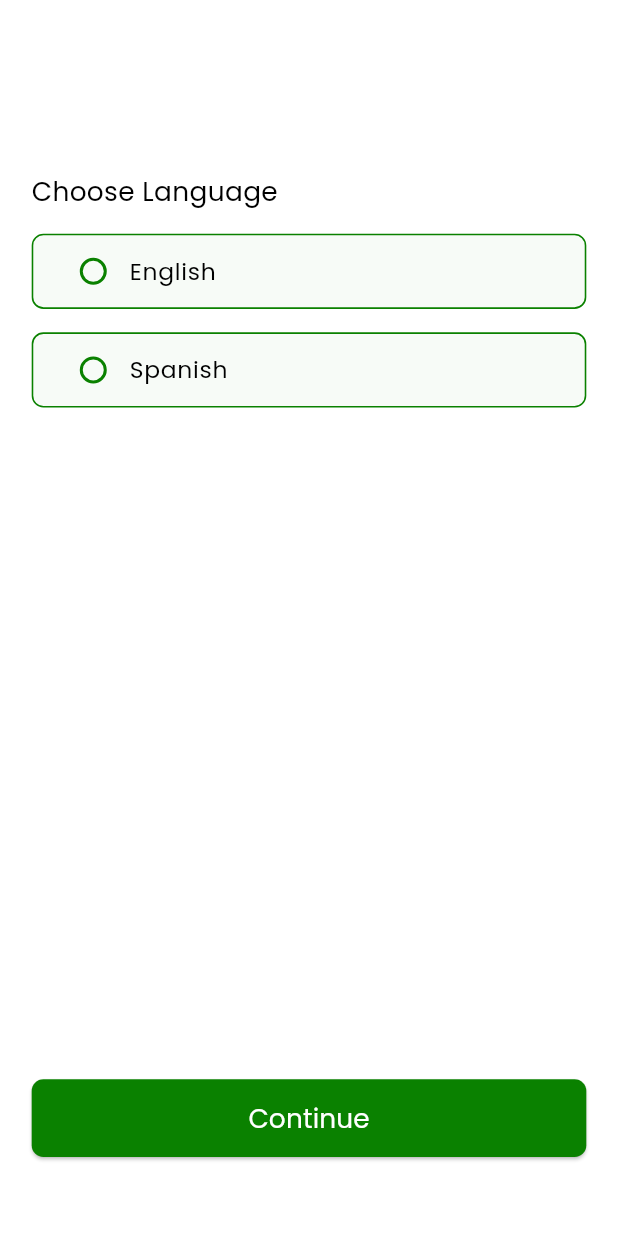
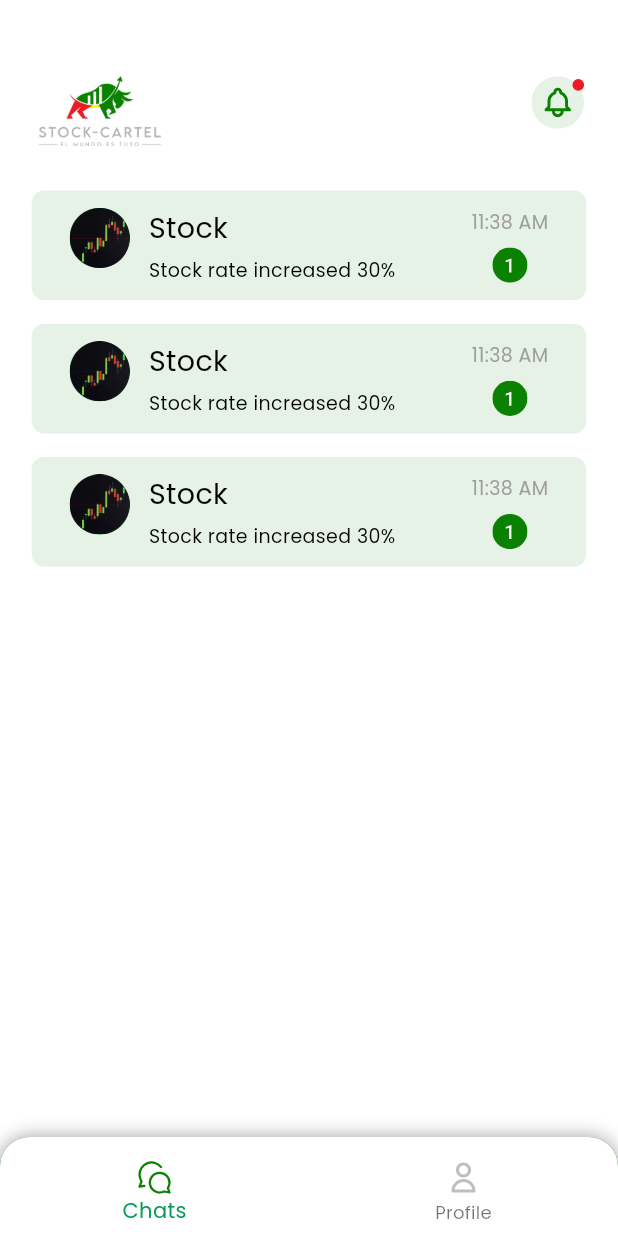
Before and after one commit to bdCalling-Sdt-hub/Stock-Cartel, a Flutter app: the screen it shows after launch, on a phone screen of 412 x 824 dp. Run offline on Flutter 3.47's test engine with Material 3 defaults, Android fonts, the light colour scheme and no system bars; our stand-ins replace cached_network_image, flutter_screenutil, flutter_spinkit, flutter_svg, get, image_picker and 2 more.

Commit message:
Home Screen Done

```diff
--- a/lib/main.dart
+++ b/lib/main.dart
@@ -44,7 +44,7 @@
                     AppConstants.languages[0].countryCode),
                 transitionDuration: const Duration(milliseconds: 500),
                 getPages: AppRoutes.routes,
-                initialRoute: AppRoutes.languageScreen,
+                initialRoute: AppRoutes.homeScreen,
               );
             });
       });
--- a/lib/routes/app_routes.dart
+++ b/lib/routes/app_routes.dart
@@ -6,6 +6,7 @@ import '../views/screens/auth/forgotPassword/forgot_password_screen.dart';
 import '../views/screens/auth/logInScreen/log_in_screen.dart';
 import '../views/screens/auth/setNewPassword/set_new_password_screen.dart';
 import '../views/screens/auth/verifyNumber/verify_number_screen.dart';
+import '../views/screens/homeScreen/home_screen.dart';
 import '../views/screens/onboardingScreen/onboarding_screen.dart';
 import '../views/screens/splashScreen/splash_screen.dart';
 import '../views/screens/subscriptionScreen/subscription_screen.dart';
@@ -21,6 +22,7 @@ class AppRoutes{
   static const String setNewPasswordScreen = "/set_new_password_screen.dart";
   static const String createAccountScreen = "/create_account_screen.dart";
   static const String subscriptionScreen = "/subscription_screen.dart";
+  static const String homeScreen = "/home_screen.dart";
 
   static List<GetPage> get routes => [
   GetPage(name: splashScreen, page: () => SplashScreen()),
@@ -33,5 +35,6 @@ class AppRoutes{
   GetPage(name: setNewPasswordScreen , page: () => SetNewPasswordScreen()),
   GetPage(name: createAccountScreen , page: () => CreateAccountScreen()),
   GetPage(name: subscriptionScreen , page: () => SubscriptionScreen()),
+  GetPage(name: homeScreen , page: () => HomeScreen()),
   ];
 }
--- a/lib/utils/app_icons.dart
+++ b/lib/utils/app_icons.dart
@@ -19,4 +19,9 @@ class AppIcons{
   static const String privacyPolicy = "$basePath/shield-check.svg";
   static const String person = "$basePath/user.svg";
   static const String editCam = "$basePath/editCam.svg";
+  static const String chat = "$basePath/chat.svg";
+  static const String notifications = "$basePath/notifications.svg";
+  static const String counter = "$basePath/Counter.svg";
+
+
 }
--- a/lib/utils/app_images.dart
+++ b/lib/utils/app_images.dart
@@ -3,4 +3,5 @@ class AppImages{
   static const String appLogo = "$basePath/appLogo.png";
   static const String onboardingBg = "$basePath/onboardingBg.png";
   static const String person = "$basePath/person.png";
+  static const String stock = "$basePath/stock.png";
 }
--- /dev/null
+++ b/lib/views/screens/homeScreen/home_screen.dart
@@ -0,0 +1,121 @@
+import 'package:flutter/cupertino.dart';
+import 'package:flutter/material.dart';
+import 'package:flutter/widgets.dart';
+import 'package:flutter_screenutil/flutter_screenutil.dart';
+import 'package:flutter_svg/flutter_svg.dart';
+import 'package:get/get.dart';
+import 'package:stock_cartel/views/widgets/custom_text.dart';
+import '../../../routes/app_routes.dart';
+import '../../../utils/app_colors.dart';
+import '../../../utils/app_icons.dart';
+import '../../../utils/app_images.dart';
+import '../../widgets/bottom_menu..dart';
+
+class HomeScreen extends StatelessWidget {
+  const HomeScreen({super.key});
+
+  @override
+  Widget build(BuildContext context) {
+    return Scaffold(
+      bottomNavigationBar: BottomMenu(0),
+      body: Padding(
+        padding: EdgeInsets.symmetric(horizontal: 20.w),
+        child: Column(
+          crossAxisAlignment: CrossAxisAlignment.start,
+          children: [
+            //====================================> Logo With Notification <==========================
+            SizedBox(height: 52.h),
+            Row(
+              crossAxisAlignment: CrossAxisAlignment.start,
+              mainAxisAlignment: MainAxisAlignment.spaceBetween,
+              children: [
+                Image.asset(
+                  AppImages.appLogo,
+                  width: 86.w,
+                  height: 48.h,
+                ),
+                GestureDetector(
+                    onTap: () {
+                      //Get.toNamed(AppRoutes.notificationScreen);
+                    },
+                    child: SvgPicture.asset(AppIcons.notifications,
+                        width: 36.w, height: 36.h))
+              ],
+            ),
+            SizedBox(height: 22.h),
+            //====================================> Chat List Section <===============================
+            Expanded(
+              child: ListView.builder(
+                  itemCount: 3,
+                  itemBuilder: (context, index) {
+                    return GestureDetector(
+                      onTap: (){},
+                      child: Container(
+                        margin: EdgeInsets.symmetric(vertical: 8.h),
+                        width: 350.w,
+                        height: 75.h,
+                        decoration: BoxDecoration(
+                          borderRadius: BorderRadius.circular(8.w),
+                          color: Color(0xffe6f2e6),
+                        ),
+                        child: Padding(
+                          padding: EdgeInsets.symmetric(
+                              horizontal: 24.w, vertical: 12.h),
+                          child: Row(
+                            mainAxisAlignment: MainAxisAlignment.spaceBetween,
+                            children: [
+                              Row(
+                                crossAxisAlignment: CrossAxisAlignment.start,
+                                children: [
+                                  CircleAvatar(
+                                    child: Image.asset(AppImages.stock),
+                                  ),
+                                  SizedBox(width: 12.w),
+                                  //=======================================> Title and Subtitle Column <======================
+                                  Column(
+                                    crossAxisAlignment: CrossAxisAlignment.start,
+                                    mainAxisAlignment:
+                                        MainAxisAlignment.spaceBetween,
+                                    children: [
+                                      CustomText(
+                                        text: 'Stock',
+                                        fontWeight: FontWeight.w500,
+                                        fontsize: 18.w,
+                                      ),
+                                      CustomText(
+                                        text: 'Stock rate increased 30%',
+                                        fontsize: 12.w,
+                                      )
+                                    ],
+                                  ),
+                                ],
+                              ),
+                              //=======================================> Time and Count Column <======================
+                              Column(
+                                mainAxisAlignment: MainAxisAlignment.spaceBetween,
+                                children: [
+                                  CustomText(
+                                    text: '11:38 AM',
+                                    fontsize: 12.w,
+                                    color: Colors.grey,
+                                  ),
+                                  SvgPicture.asset(
+                                    AppIcons.counter,
+                                    width: 24.w,
+                                    height: 24.h,
+                                  ),
+                                ],
+                              )
+                            ],
+                          ),
+                        ),
+                      ),
+                    );
+                  }),
+            )
+          ],
+        ),
+      ),
+    );
+  }
+}
--- a/lib/views/screens/subscriptionScreen/subscription_screen.dart
+++ b/lib/views/screens/subscriptionScreen/subscription_screen.dart
@@ -57,8 +57,7 @@ class _SubscriptionScreenState extends State<SubscriptionScreen> {
                   bottom: 8.h,
                 ),
               ),
-              SizedBox(
-                height: 273.h,
+              Expanded(
                 child: ListView.builder(
                   physics:const NeverScrollableScrollPhysics(),
                     itemCount: 3,
--- a/lib/views/widgets/bottom_menu..dart
+++ b/lib/views/widgets/bottom_menu..dart
@@ -1,19 +1,14 @@
-
 import 'package:flutter/material.dart';
 import 'package:flutter_screenutil/flutter_screenutil.dart';
 import 'package:flutter_svg/svg.dart';
 import 'package:get/get.dart';
-
-
 import '../../routes/app_routes.dart';
 import '../../utils/app_colors.dart';
 import '../../utils/app_icons.dart';
 
 class BottomMenu extends StatelessWidget {
   final int menuIndex;
-
   const BottomMenu(this.menuIndex, {super.key});
-
   Color colorByIndex(ThemeData theme, int index) {
     return index == menuIndex ? AppColors.primaryColor : theme.disabledColor;
   }
@@ -21,9 +16,10 @@ class BottomMenu extends StatelessWidget {
   BottomNavigationBarItem getItem(
       String image, String title, ThemeData theme, int index) {
     return BottomNavigationBarItem(
+        backgroundColor: AppColors.primaryColor,
         label: title,
         icon: Padding(
-          padding: const EdgeInsets.only(top:8),
+          padding: const EdgeInsets.only(top: 8),
           child: SvgPicture.asset(
             image,
             height: 24.0,
@@ -37,38 +33,32 @@ class BottomMenu extends StatelessWidget {
   Widget build(BuildContext context) {
     final theme = Theme.of(context);
     List<BottomNavigationBarItem> menuItems = [
-      getItem(AppIcons.camera, 'Profile', theme, 0),
-      getItem(AppIcons.person, 'Person', theme, 1),
+      getItem(AppIcons.chat, 'Chats', theme, 0),
+      getItem(AppIcons.person, 'Profile', theme, 1),
     ];
 
     return Container(
-
       decoration: BoxDecoration(
+        color: AppColors.primaryColor,
           borderRadius: BorderRadius.only(
-              topRight: Radius.circular(20.r),topLeft: Radius.circular(20.r)
-          ),
+              topRight: Radius.circular(20.r), topLeft: Radius.circular(20.r)),
           boxShadow: const [
-            BoxShadow(color:Colors.black38,spreadRadius:0,blurRadius: 10)
-          ]
-      ),
+            BoxShadow(color: Colors.black38, spreadRadius: 0, blurRadius: 10)
+          ]),
       child: ClipRRect(
         borderRadius: BorderRadius.only(
-            topRight: Radius.circular(20.r),topLeft: Radius.circular(20.r)
-
-        ),
+            topRight: Radius.circular(20.r), topLeft: Radius.circular(20.r)),
         child: BottomNavigationBar(
           type: BottomNavigationBarType.fixed,
-
-          selectedItemColor:Theme.of(context).primaryColor,
+          selectedItemColor: Theme.of(context).primaryColor,
           currentIndex: menuIndex,
-
           onTap: (value) {
             switch (value) {
               case 0:
-                Get.offAndToNamed(AppRoutes.createAccountScreen);
+                Get.offAndToNamed(AppRoutes.homeScreen);
                 break;
               case 1:
-                Get.offAndToNamed(AppRoutes.createAccountScreen);
+                Get.offAndToNamed(AppRoutes.subscriptionScreen);
                 break;
             }
           },
```
Also changed, not shown: lib/views/screens/auth/forgotPassword/forgot_password_screen.dart (+16 -1 lines), lib/views/screens/auth/logInScreen/log_in_screen.dart (+16 -0 lines), lib/views/screens/auth/registerScreen/register_screen.dart (+6 -3 lines), lib/views/widgets/custom_text_field.dart (+4 -5 lines), assets/icons/Counter.svg (added), assets/icons/chat.svg (added), assets/icons/notifications.svg (added), assets/images/stock.png (added), lib/generated/assets.dart.
